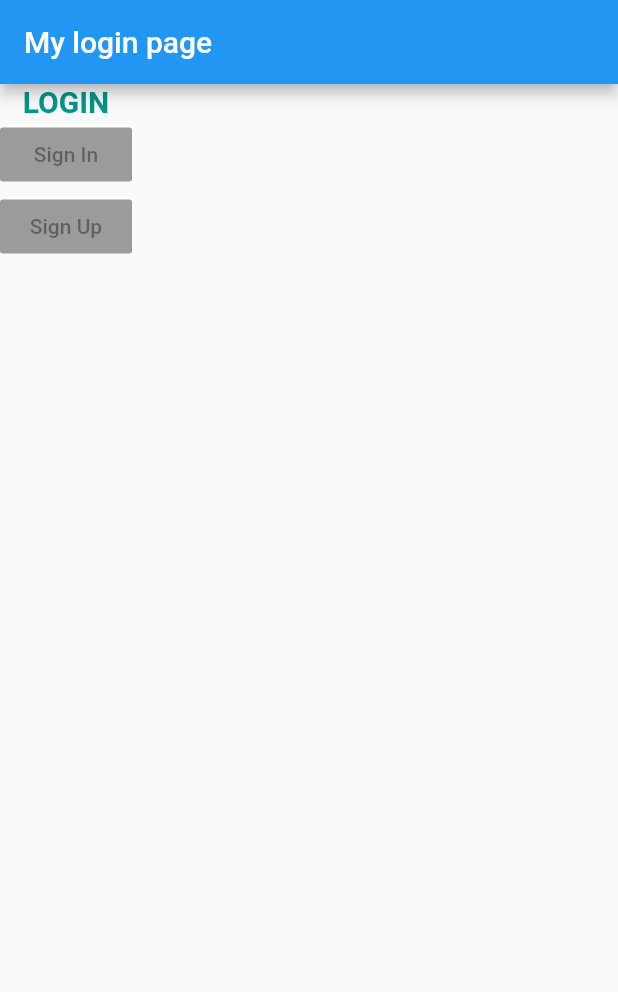
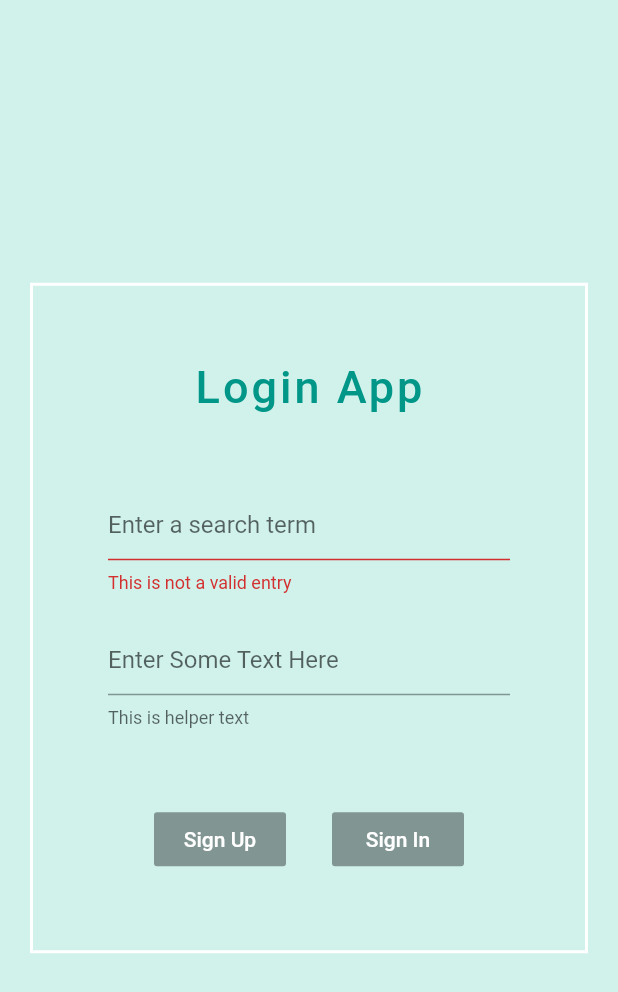
Before and after one commit to lucynaaleksandra/flutter_login, a Flutter app: the screen it shows after launch, on a phone screen of 412 x 824 dp. Shown: the top 992 px of the screen. Run offline on Flutter 3.47's test engine with Material 2 defaults, Android fonts, the phone set to English and light mode, and no system bars.

Commit message:
added inputs

```diff
--- /dev/null
+++ b/lib/form.dart
@@ -0,0 +1,43 @@
+import 'package:flutter/material.dart';
+
+class MyForm extends StatelessWidget {
+  // final _formKey = GlobalKey<FormState>();
+
+  @override
+  Widget build(BuildContext context) {
+    return new Scaffold(
+      body: Form(
+        // key: _formKey,
+        child: Column(
+          crossAxisAlignment: CrossAxisAlignment.start,
+          children: <Widget>[
+            TextFormField(
+              decoration: const InputDecoration(
+                hintText: 'Enter your email',
+              ),
+              validator: (value) {
+                if (value.isEmpty) {
+                  return 'Please enter some text';
+                }
+                return null;
+              },
+            ),
+            Padding(
+              padding: const EdgeInsets.symmetric(vertical: 16.0),
+              child: RaisedButton(
+                onPressed: () {
+                  // Validate will return true if the form is valid, or false if
+                  // the form is invalid.
+                  // if (_formKey.currentState.validate()) {
+                  //   // Process data.
+                  // }
+                },
+                child: Text('Submit'),
+              ),
+            ),
+          ],
+        ),
+      ),
+    );
+  }
+}
--- a/lib/home_page.dart
+++ b/lib/home_page.dart
@@ -1,4 +1,5 @@
 import 'package:flutter/material.dart';
+// import './form.dart';
 
 class HomePage extends StatefulWidget {
   @override
@@ -9,32 +10,110 @@ class _HomePageState extends State<HomePage> {
   @override
   Widget build(BuildContext context) {
     return MaterialApp(
+      // theme: ThemeData.light().copyWith(
+      //   primaryColor: Color(0xFF16806a), // teal
+      //   scaffoldBackgroundColor: Color(0xFFd0f2eb), // light teal
+      //   accentColor: Colors.purple,
+      // ),
+
       home: Scaffold(
-      appBar: AppBar(
-        title: Text('My login page'),
+        backgroundColor: Color(0xFFd0f2eb),
+        body: new Center(
+          child: Container(
+            // padding: const EdgeInsets.symmetric(
+            //   horizontal: 60,
+            // ),
+            margin: EdgeInsets.symmetric(
+              horizontal: 20,
+              vertical: 60,
             ),
-      body: Column(
-        // width: double.infinity,
+            width: 500,
+            // decoration: BoxDecoration(
+            //   border: Border(
+            //     top: BorderSide(width: 2.0, color: Color(0xFFFFFFFFFF)),
+            //     left: BorderSide(width: 2.0, color: Color(0xFFFFFFFFFF)),
+            //     right: BorderSide(width: 2.0, color: Color(0xFFFFFFFFFF)),
+            //     bottom: BorderSide(width: 2.0, color: Color(0xFFFFFFFFFF)),
+            //   ),
+            // ),
+            child: new Column(
+              mainAxisAlignment: MainAxisAlignment.center,
+              children: <Widget>[
+                new Container(
+                  padding: const EdgeInsets.symmetric(
+                    horizontal: 50,
+                    vertical: 50,
+                  ),
+                  decoration: BoxDecoration(
+                    border: Border(
+                      top: BorderSide(width: 2.0, color: Color(0xFFFFFFFFFF)),
+                      left: BorderSide(width: 2.0, color: Color(0xFFFFFFFFFF)),
+                      right: BorderSide(width: 2.0, color: Color(0xFFFFFFFFFF)),
+                      bottom:
+                          BorderSide(width: 2.0, color: Color(0xFFFFFFFFFF)),
+                    ),
+                  ),
+                  child: new Column(
                     children: [
                       Text(
-            'LOGIN',
+                        'Login App',
                         style: TextStyle(
-              fontSize: 20,
-              fontWeight: FontWeight.bold,
+                          fontWeight: FontWeight.w500,
+                          fontSize: 30.0,
+                          fontFamily: 'Roboto',
+                          letterSpacing: 2,
                           color: Colors.teal,
                         ),
-            textAlign: TextAlign.center,
                       ),
-          RaisedButton(
-            child: Text('Sign In'),
+                      SizedBox(height: 50),
+                      // MyForm(),
+                      new TextField(
+                        decoration: InputDecoration(
+                          border: UnderlineInputBorder(),
+                          hintText: 'Enter a search term',
+                          helperText: 'This is helper text',
+                          errorText: 'This is not a valid entry',
+                        ),
+                      ),
+                      SizedBox(height: 20),
+                      new TextField(
+                        autocorrect: true,
+                        decoration: InputDecoration(
+                          border: UnderlineInputBorder(),
+                          hintText: 'Enter Some Text Here',
+                          helperText: 'This is helper text',
+                        ),
+                      ),
+                      SizedBox(height: 50),
+                      new Row(
+                        mainAxisAlignment: MainAxisAlignment.spaceEvenly,
+                        children: <Widget>[
+                          new RaisedButton(
+                            padding: const EdgeInsets.all(8.0),
+                            textColor: Colors.white,
+                            color: Colors.teal,
                             onPressed: null,
+                            child: new Text("Sign Up"),
                           ),
-          RaisedButton(
-            child: Text('Sign Up'),
+                          new RaisedButton(
                             onPressed: null,
+                            textColor: Colors.white,
+                            color: Colors.teal,
+                            padding: const EdgeInsets.all(8.0),
+                            child: new Text(
+                              "Sign In",
+                            ),
+                          ),
+                        ],
+                      )
+                    ],
+                  ),
                 ),
               ],
             ),
-    ));
+          ),
+        ),
+      ),
+    );
   }
 }
```
Lines whose indentation alone changed are shown as unchanged.
